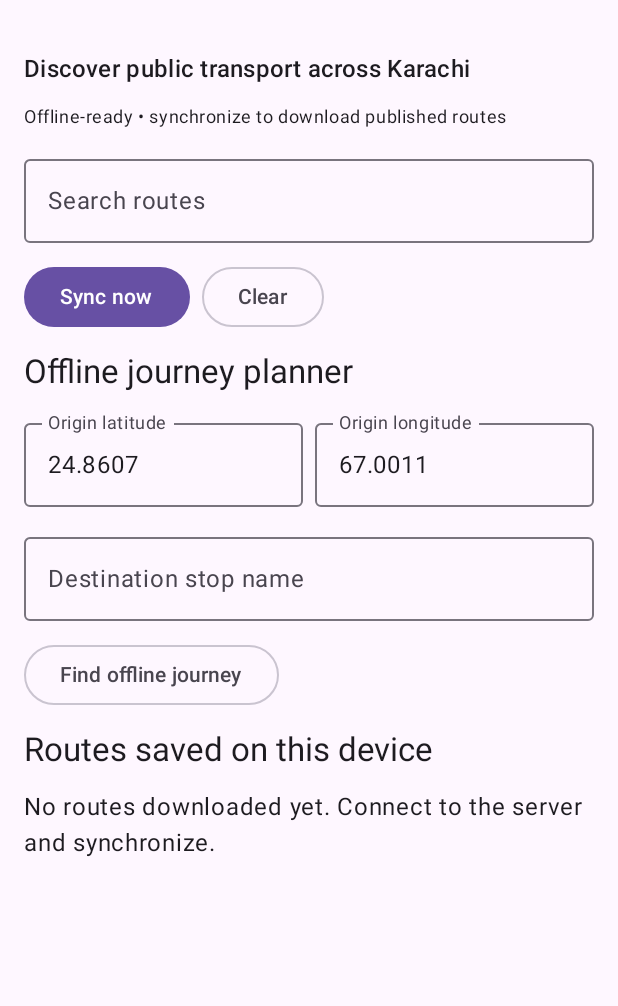
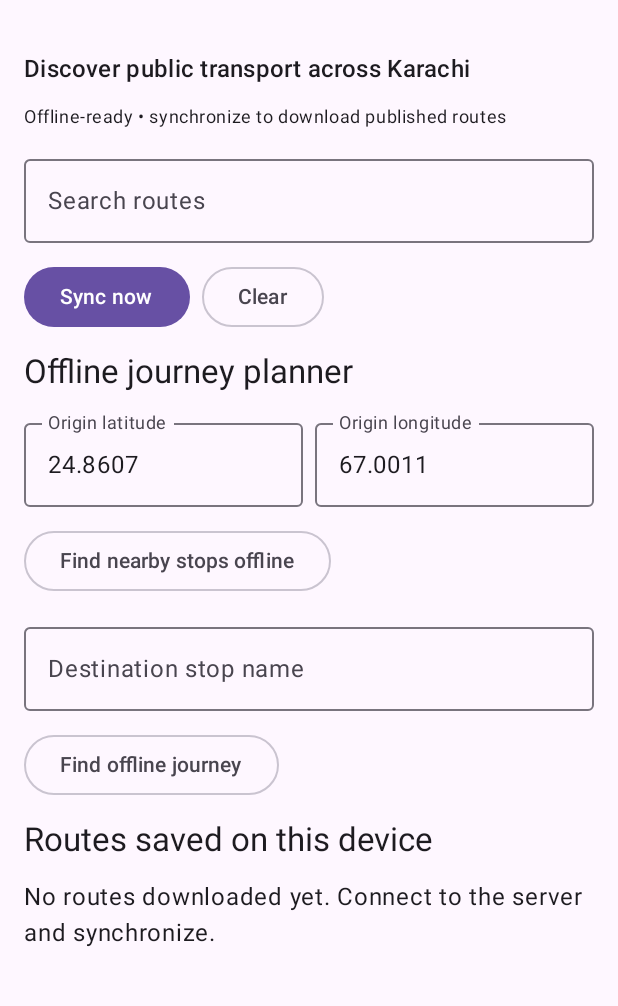
Before and after one commit to crystal-qazi/karachi-busses, an Android app built with Jetpack Compose: the screen it shows after launch (MainActivity), on a phone screen of 412 x 824 dp, the part 69-1075 px from its top. Run offline under Robolectric (Android 15) with nearby library versions, the phone set to English and light mode, and no system bars; our stand-ins replace Room's generated code; 1 statement that could not run was skipped.

Commit message:
feat: add offline nearby stop results to home screen

```diff
--- a/android/app/src/main/java/pk/karachibuses/app/MainActivity.kt
+++ b/android/app/src/main/java/pk/karachibuses/app/MainActivity.kt
@@ -23,6 +23,7 @@ class MainActivity:ComponentActivity(){
  val routes by vm.routes.collectAsStateWithLifecycle()
  val status by vm.status.collectAsStateWithLifecycle()
  val journeys by vm.journeys.collectAsStateWithLifecycle()
+ val nearby by vm.nearby.collectAsStateWithLifecycle()
  var query by remember{mutableStateOf("")}
  var originLat by remember{mutableStateOf("24.8607")}
  var originLng by remember{mutableStateOf("67.0011")}
@@ -41,6 +42,8 @@ class MainActivity:ComponentActivity(){
     OutlinedTextField(originLat,{originLat=it},Modifier.weight(1f),label={Text("Origin latitude")},singleLine=true)
     OutlinedTextField(originLng,{originLng=it},Modifier.weight(1f),label={Text("Origin longitude")},singleLine=true)
    }
+   OutlinedButton(onClick={vm.findNearby(originLat,originLng)}){Text("Find nearby stops offline")}
+   nearby.forEach { (stop,distance) -> Text(stop.stopName+" • "+distance.toInt()+" m") }
    OutlinedTextField(destination,{destination=it},Modifier.fillMaxWidth(),label={Text("Destination stop name")},singleLine=true)
    OutlinedButton(onClick={vm.plan(originLat,originLng,destination)}){Text("Find offline journey")}
    journeys.forEach { option ->
```
